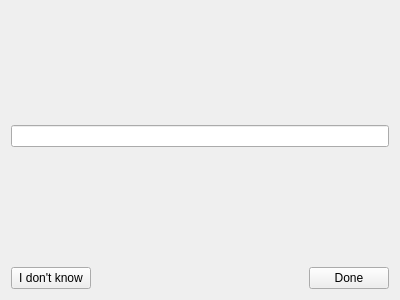
Above: DictationWidget.ui from Shachar/Quizer before the change. Below: the same form after it.
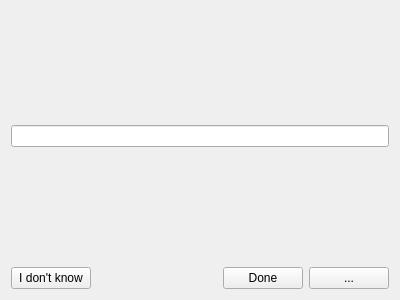
That is the form after the change.

Commit message: Allow selecting dictation words location

Patch:
```diff
--- a/DictationWidget.ui
+++ b/DictationWidget.ui
@@ -78,6 +78,25 @@
        </property>
       </widget>
      </item>
+     <item>
+      <widget class="QPushButton" name="wordsLocationDlg">
+       <property name="sizePolicy">
+        <sizepolicy hsizetype="Minimum" vsizetype="Fixed">
+         <horstretch>0</horstretch>
+         <verstretch>0</verstretch>
+        </sizepolicy>
+       </property>
+       <property name="minimumSize">
+        <size>
+         <width>0</width>
+         <height>0</height>
+        </size>
+       </property>
+       <property name="text">
+        <string>...</string>
+       </property>
+      </widget>
+     </item>
     </layout>
    </item>
   </layout>
```
Left out of the diff: 17 changed lines with no effect on the pictures. The commit also changes 2 other files.
